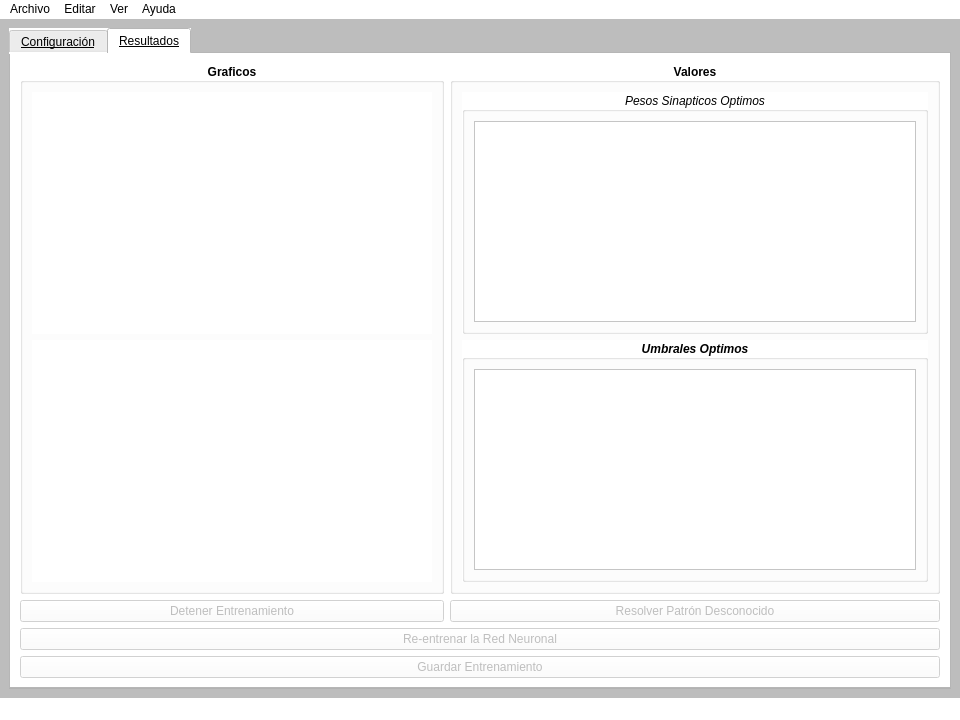
The window that UI/main_window.ui (EARodriguezM/NeuNet) describes before a commit, drawn with Qt 5.
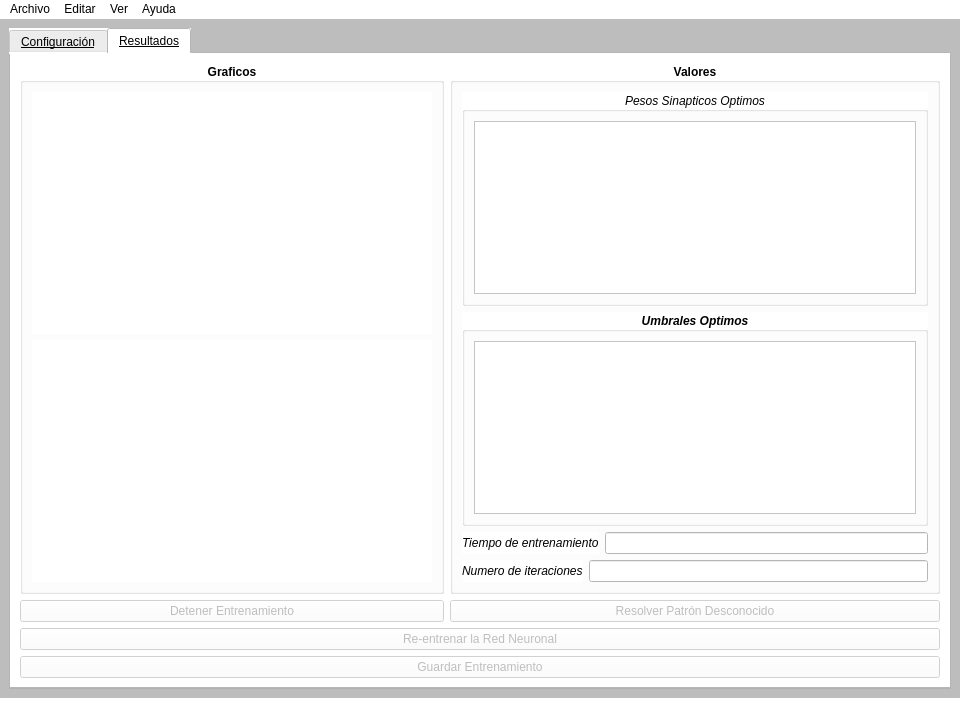
The same window after the commit. The open tabs and pages were chosen to show the change. Icons and pictures are not drawn.

Commit message: Class red config, add a message box and fix some variable issues

What changed in the file:
```diff
--- a/UI/main_window.ui
+++ b/UI/main_window.ui
@@ -491,6 +491,56 @@
            <set>Qt::AlignCenter</set>
           </property>
           <layout class="QGridLayout" name="gridLayout_12">
+           <item row="3" column="0">
+            <layout class="QHBoxLayout" name="horizontalLayout_5">
+             <item>
+              <widget class="QLabel" name="label_training_iteraction">
+               <property name="font">
+                <font>
+                 <weight>50</weight>
+                 <italic>true</italic>
+                 <bold>false</bold>
+                </font>
+               </property>
+               <property name="text">
+                <string>Numero de iteraciones</string>
+               </property>
+              </widget>
+             </item>
+             <item>
+              <widget class="QLineEdit" name="lineEdit_training_iteraction">
+               <property name="enabled">
+                <bool>false</bool>
+               </property>
+              </widget>
+             </item>
+            </layout>
+           </item>
+           <item row="2" column="0">
+            <layout class="QHBoxLayout" name="horizontalLayout_4">
+             <item>
+              <widget class="QLabel" name="label_training_time">
+               <property name="font">
+                <font>
+                 <weight>50</weight>
+                 <italic>true</italic>
+                 <bold>false</bold>
+                </font>
+               </property>
+               <property name="text">
+                <string>Tiempo de entrenamiento</string>
+               </property>
+              </widget>
+             </item>
+             <item>
+              <widget class="QLineEdit" name="lineEdit_training_time">
+               <property name="enabled">
+                <bool>false</bool>
+               </property>
+              </widget>
+             </item>
+            </layout>
+           </item>
            <item row="0" column="0">
             <widget class="QGroupBox" name="groupBox_weights">
              <property name="font">
```
Left out of the diff: 46 changed lines with no effect on the pictures. The commit also changes 5 other files.
